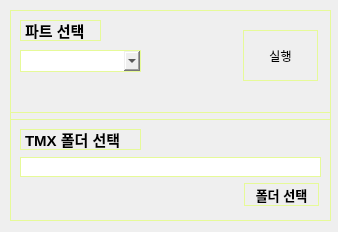
The window that TMX2XML-transform/libs/UI/root.ui (sonaspo85/Python-workspace) describes before a commit, drawn with Qt 5.
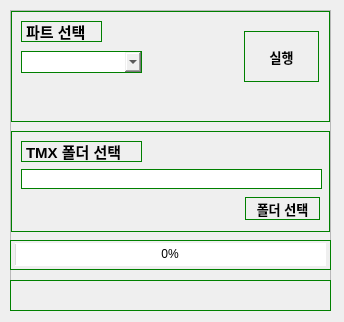
The same window after the commit.

The edit to the form file:
```diff
--- a/TMX2XML-transform/libs/UI/root.ui
+++ b/TMX2XML-transform/libs/UI/root.ui
@@ -6,8 +6,8 @@
    <rect>
     <x>0</x>
     <y>0</y>
-    <width>338</width>
-    <height>232</height>
+    <width>344</width>
+    <height>322</height>
    </rect>
   </property>
   <property name="windowTitle">
@@ -20,11 +20,11 @@
       <x>10</x>
       <y>10</y>
       <width>321</width>
-      <height>211</height>
+      <height>301</height>
      </rect>
     </property>
     <property name="styleSheet">
-     <string notr="true">border: 1px solid #e6fa98;</string>
+     <string notr="true"/>
     </property>
     <property name="frameShape">
      <enum>QFrame::StyledPanel</enum>
@@ -32,20 +32,119 @@
     <property name="frameShadow">
      <enum>QFrame::Raised</enum>
     </property>
-    <widget class="QWidget" name="verticalLayoutWidget">
+    <widget class="QFrame" name="frame_4">
      <property name="geometry">
       <rect>
        <x>0</x>
-       <y>0</y>
+       <y>230</y>
        <width>321</width>
-       <height>211</height>
+       <height>30</height>
       </rect>
      </property>
-     <layout class="QVBoxLayout" name="verticalLayout">
-      <item>
+     <property name="maximumSize">
+      <size>
+       <width>16777215</width>
+       <height>30</height>
+      </size>
+     </property>
+     <property name="styleSheet">
+      <string notr="true">border: 1px solid green;</string>
+     </property>
+     <property name="frameShape">
+      <enum>QFrame::StyledPanel</enum>
+     </property>
+     <property name="frameShadow">
+      <enum>QFrame::Raised</enum>
+     </property>
+     <widget class="QProgressBar" name="pbar1">
+      <property name="geometry">
+       <rect>
+        <x>5</x>
+        <y>3</y>
+        <width>311</width>
+        <height>23</height>
+       </rect>
+      </property>
+      <property name="maximumSize">
+       <size>
+        <width>16777215</width>
+        <height>16777215</height>
+       </size>
+      </property>
+      <property name="styleSheet">
+       <string notr="true">border-style: none;</string>
+      </property>
+      <property name="value">
+       <number>0</number>
+      </property>
+      <property name="alignment">
+       <set>Qt::AlignCenter</set>
+      </property>
+     </widget>
+    </widget>
+    <widget class="QFrame" name="frame_5">
+     <property name="geometry">
+      <rect>
+       <x>0</x>
+       <y>270</y>
+       <width>321</width>
+       <height>31</height>
+      </rect>
+     </property>
+     <property name="styleSheet">
+      <string notr="true">border: 1px solid green;</string>
+     </property>
+     <property name="frameShape">
+      <enum>QFrame::StyledPanel</enum>
+     </property>
+     <property name="frameShadow">
+      <enum>QFrame::Raised</enum>
+     </property>
+     <widget class="QLabel" name="lb2">
+      <property name="geometry">
+       <rect>
+        <x>0</x>
+        <y>5</y>
+        <width>321</width>
+        <height>21</height>
+       </rect>
+      </property>
+      <property name="font">
+       <font>
+        <pointsize>11</pointsize>
+        <weight>75</weight>
+        <bold>true</bold>
+        <stylestrategy>PreferAntialias</stylestrategy>
+       </font>
+      </property>
+      <property name="cursor">
+       <cursorShape>ArrowCursor</cursorShape>
+      </property>
+      <property name="styleSheet">
+       <string notr="true">border-style: none;</string>
+      </property>
+      <property name="lineWidth">
+       <number>0</number>
+      </property>
+      <property name="text">
+       <string/>
+      </property>
+      <property name="alignment">
+       <set>Qt::AlignCenter</set>
+      </property>
+     </widget>
+    </widget>
        <widget class="QFrame" name="frame_2">
+     <property name="geometry">
+      <rect>
+       <x>1</x>
+       <y>1</y>
+       <width>319</width>
+       <height>111</height>
+      </rect>
+     </property>
         <property name="styleSheet">
-         <string notr="true">border: 1px solid #e6fa98;</string>
+      <string notr="true">border: 1px solid green;</string>
         </property>
         <property name="frameShape">
          <enum>QFrame::StyledPanel</enum>
@@ -92,16 +191,29 @@
            <height>51</height>
           </rect>
          </property>
+      <property name="font">
+       <font>
+        <pointsize>10</pointsize>
+        <weight>75</weight>
+        <bold>true</bold>
+       </font>
+      </property>
          <property name="text">
           <string>실행</string>
          </property>
         </widget>
        </widget>
-      </item>
-      <item>
        <widget class="QFrame" name="frame_3">
+     <property name="geometry">
+      <rect>
+       <x>1</x>
+       <y>121</y>
+       <width>319</width>
+       <height>101</height>
+      </rect>
+     </property>
         <property name="styleSheet">
-         <string notr="true">border: 1px solid #e6fa98;</string>
+      <string notr="true">border: 1px solid green;</string>
         </property>
         <property name="frameShape">
          <enum>QFrame::StyledPanel</enum>
@@ -143,7 +255,7 @@
          <property name="geometry">
           <rect>
            <x>234</x>
-           <y>64</y>
+        <y>66</y>
            <width>75</width>
            <height>23</height>
           </rect>
@@ -159,9 +271,6 @@
           <string>폴더 선택</string>
          </property>
         </widget>
-       </widget>
-      </item>
-     </layout>
     </widget>
    </widget>
   </widget>
```
Lines whose indentation alone changed are shown as unchanged.
